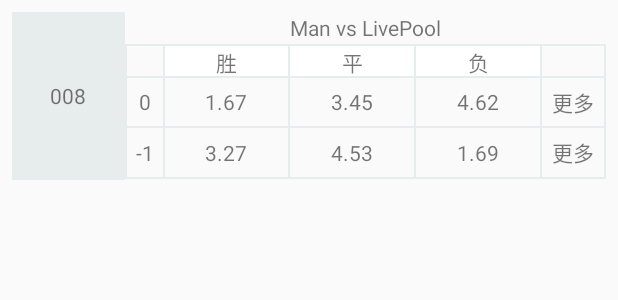
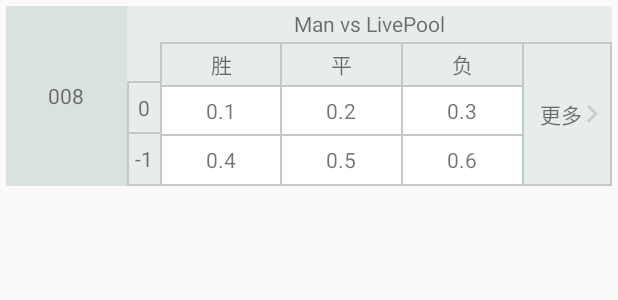
Before and after one commit to deyin/ApolloBet, an Android app: the layout list_item_match.xml on its own in the app's theme, with its tools: preview values and no code run, on a phone screen of 412 x 824 dp. Shown: the top 300 px of the screen. Run offline under Robolectric (Android 15) with nearby library versions, the phone set to English and light mode, and no system bars; network calls fail.

Commit message:
Refactor UI

```diff
--- a/app/src/main/java/dylan/io/apollobet/MainActivity.java
+++ b/app/src/main/java/dylan/io/apollobet/MainActivity.java
@@ -217,7 +217,8 @@ public class MainActivity extends AppCompatActivity
                     mAdapter.updateMatchParent(matchParents, true);
                 } else {
                     Log.i("updateMatchParent", "No odds updated since last update time: " + strLastUpdated);
-                    Toast.makeText(MainActivity.this, "No odds updated since " + strLastUpdated, Toast.LENGTH_SHORT).show();
+                    Toast.makeText(MainActivity.this, "暂时没有新的数据,上次更新时间:"
+                            + DateUtils.toString("HH:mm", lastUpdatedDate), Toast.LENGTH_SHORT).show();
                 }
 
             } catch (Exception e) {
@@ -279,7 +280,7 @@ public class MainActivity extends AppCompatActivity
         }
     }
 
-    private void onAutoSelectByHandicap(boolean checked) {
+    private void onAutoSelectByHandicap(boolean checked) { // TODO
         if (checked) {
 
         } else {
@@ -287,7 +288,7 @@ public class MainActivity extends AppCompatActivity
         }
     }
 
-    private void onAutoSelectByProfitAndLoss(boolean checked) {
+    private void onAutoSelectByProfitAndLoss(boolean checked) { // TODO
         if (checked) {
 
         } else {
@@ -300,17 +301,17 @@ public class MainActivity extends AppCompatActivity
         final Map<OddsType, Odds> oddsMap = match.getOddsMap();
         oddsMap.get(oddsType).setSelected(selected);
 
-        if(selected) {
+        if (selected) {
             selectedMatches.putIfAbsent(match.getId(), match);
-        } else if(selectedMatches.containsKey(match.getId()) && noneOfOddsSelected(oddsMap)){
-             selectedMatches.remove(match.getId());
+        } else if (selectedMatches.containsKey(match.getId()) && noneOfOddsSelected(oddsMap)) {
+            selectedMatches.remove(match.getId());
         }
     }
 
     private boolean noneOfOddsSelected(Map<OddsType, Odds> oddsMap) {
-        Collection<Odds> values = oddsMap.values();
-        for(Odds value : values) {
-            if(value.isSelected()) {
+        Collection<Odds> oddsList = oddsMap.values();
+        for (Odds odds : oddsList) {
+            if (odds.isSelected()) {
                 return false;
             }
         }
--- a/app/src/main/java/dylan/io/apollobet/adapters/MatchAdapter.java
+++ b/app/src/main/java/dylan/io/apollobet/adapters/MatchAdapter.java
@@ -8,6 +8,7 @@ import android.support.annotation.RawRes;
 import android.view.LayoutInflater;
 import android.view.View;
 import android.view.ViewGroup;
+import android.widget.ImageView;
 import android.widget.TextView;
 
 import com.bignerdranch.expandablerecyclerview.ChildViewHolder;
@@ -93,7 +94,6 @@ public class MatchAdapter extends ExpandableRecyclerAdapter<MatchParent, Match,
         TextView spreadLoseOdds;
 
         TextView more;
-        TextView spreadMore;
 
         public MatchChildViewHolder(@NonNull View itemView) {
             super(itemView);
@@ -105,13 +105,11 @@ public class MatchAdapter extends ExpandableRecyclerAdapter<MatchParent, Match,
             drawOdds = itemView.findViewById(R.id.tv_draw_odds);
             loseOdds = itemView.findViewById(R.id.tv_lose_odds);
 
-            more = itemView.findViewById(R.id.tv_none_spread_more_odds);
-
             spreadWinOdds = itemView.findViewById(R.id.tv_spread_win_odds);
             spreadDrawOdds = itemView.findViewById(R.id.tv_spread_draw_odds);
             spreadLoseOdds = itemView.findViewById(R.id.tv_spread_lose_odds);
 
-            spreadMore = itemView.findViewById(R.id.tv_spread_more_odds);
+            more = itemView.findViewById(R.id.tv_more_odds);
         }
 
         private final class OnOddsClickListener implements View.OnClickListener {
@@ -163,7 +161,7 @@ public class MatchAdapter extends ExpandableRecyclerAdapter<MatchParent, Match,
                     + "\n" + match.getLeagueShortName()
                     + "\n" + getDisplayTime(match));
             vs.setText(match.getHostTeamShortName() + match.getHostLeagueOrder()
-                    + "vs" + match.getAwayTeamShortName() + match.getAwayLeagueOrder());
+                    + " vs " + match.getAwayTeamShortName() + match.getAwayLeagueOrder());
 
             spread.setText(match.getSpread() > 0 ? String.format("+%d", match.getSpread()) : String.valueOf(match.getSpread()));
             spread.setBackgroundResource(match.getSpread() > 0 ?
--- /dev/null
+++ b/app/src/main/res/drawable/ic_keyboard_arrow_right.xml
@@ -0,0 +1,5 @@
+<vector android:height="24dp" android:tint="#C9CECF"
+    android:viewportHeight="24.0" android:viewportWidth="24.0"
+    android:width="24dp" xmlns:android="http://schemas.android.com/apk/res/android">
+    <path android:fillColor="#FF000000" android:pathData="M8.59,16.34l4.58,-4.59 -4.58,-4.59L10,5.75l6,6 -6,6z"/>
+</vector>
--- a/app/src/main/res/layout/list_item_match.xml
+++ b/app/src/main/res/layout/list_item_match.xml
@@ -3,220 +3,307 @@
     android:layout_width="match_parent"
     android:layout_height="128dp"
     android:orientation="horizontal"
-    android:padding="8dp"
+    android:padding="4dp"
     android:weightSum="1">
 
+    <!-- left match info -->
     <LinearLayout
+        android:id="@+id/left_layout"
         android:layout_width="0dp"
         android:layout_height="match_parent"
-        android:layout_weight="0.191">
+        android:layout_weight="0.2"
+        android:background="@color/colorMatchInfo">
 
         <TextView
             android:id="@+id/tv_match_info"
             android:layout_width="match_parent"
             android:layout_height="match_parent"
-            android:background="@color/colorMatchParent"
             android:gravity="center"
-            android:text="008" />
+            android:text="008"
+            android:textAlignment="center" />
 
     </LinearLayout>
+    <!-- //left match info -->
 
+    <!-- right vs and odds -->
     <LinearLayout
+        android:id="@+id/right_layout"
         android:layout_width="0dp"
         android:layout_height="match_parent"
-        android:layout_weight="0.809"
+        android:layout_weight="0.8"
+        android:background="@color/colorMatchParent"
         android:orientation="vertical"
         android:weightSum="1">
 
+        <!-- right top vs -->
         <LinearLayout
+            android:id="@+id/right_layout_top"
             android:layout_width="match_parent"
             android:layout_height="0dp"
-            android:layout_weight="0.191">
+            android:layout_weight="0.2">
 
             <TextView
                 android:id="@+id/tv_vs"
                 android:layout_width="match_parent"
                 android:layout_height="match_parent"
                 android:gravity="center"
-                android:text="Man vs LivePool" />
+                android:text="Man vs LivePool"
+                android:textAlignment="center" />
 
         </LinearLayout>
 
+        <!-- remaining left of spread, center of odds right of more -->
         <LinearLayout
+            android:id="@+id/right_layout_remaining"
             android:layout_width="match_parent"
             android:layout_height="0dp"
-            android:layout_weight="0.191">
+            android:layout_weight="0.8"
+            android:orientation="horizontal"
+            android:weightSum="1">
 
+            <!-- left of spread -->
             <TableLayout
-                android:layout_width="match_parent"
+                android:layout_width="0dp"
                 android:layout_height="match_parent"
+                android:layout_weight="0.07"
+                android:divider="@drawable/divider_vertical"
+                android:orientation="vertical"
+                android:showDividers="middle|end"
+                android:weightSum="1">
+
+                <TableRow
+                    android:layout_width="match_parent"
+                    android:layout_height="0dp"
+                    android:layout_weight="0.2"
+                    android:orientation="horizontal"
+                    android:weightSum="1">
+
+                    <TextView
+                        android:id="@+id/tv_placeholder"
+                        android:layout_width="0dp"
+                        android:layout_height="match_parent"
+                        android:layout_gravity="center"
+                        android:layout_weight="1"
+                        android:textAlignment="center" />
+
+                </TableRow>
+
+                <TableRow
+                    android:layout_width="match_parent"
+                    android:layout_height="0dp"
+                    android:layout_weight="0.4"
+                    android:divider="@drawable/divider_horizontal"
+                    android:orientation="horizontal"
+                    android:showDividers="beginning|middle"
+                    android:weightSum="1">
+
+                    <TextView
+                        android:id="@+id/tv_none_spread"
+                        android:layout_width="0dp"
+                        android:layout_height="match_parent"
+                        android:layout_gravity="center"
+                        android:layout_weight="1"
+                        android:gravity="center"
+                        android:text="0"
+                        android:textAlignment="center" />
+
+                </TableRow>
+
+                <TableRow
+                    android:layout_width="match_parent"
+                    android:layout_height="0dp"
+                    android:layout_weight="0.4"
+                    android:divider="@drawable/divider_horizontal"
+                    android:orientation="horizontal"
+                    android:showDividers="beginning|middle"
+                    android:weightSum="1">
+
+                    <TextView
+                        android:id="@+id/tv_spread"
+                        android:layout_width="0dp"
+                        android:layout_height="match_parent"
+                        android:layout_gravity="center"
+                        android:layout_weight="1"
+                        android:gravity="center"
+                        android:text="-1"
+                        android:textAlignment="center" />
+
+                </TableRow>
+            </TableLayout>
+            <!-- //left of spread -->
+
+            <!-- center odds -->
+            <TableLayout
+                android:layout_width="0dp"
+                android:layout_height="match_parent"
+                android:layout_weight="0.75"
                 android:divider="@drawable/divider_vertical"
                 android:orientation="vertical"
                 android:showDividers="middle|beginning|end"
-                android:weightSum="2">
+                android:weightSum="1">
 
-                <!-- 1 row, 5 columns WDL labels -->
+                <!--win/draw/lose label -->
+                <TableRow
+                    android:layout_width="0dp"
+                    android:layout_height="match_parent"
+                    android:layout_weight="0.2"
+                    android:divider="@drawable/divider_horizontal"
+                    android:orientation="horizontal"
+                    android:showDividers="beginning|middle|end"
+                    android:weightSum="9">
+
+                    <TextView
+                        android:layout_width="0dp"
+                        android:layout_height="match_parent"
+                        android:layout_gravity="center"
+                        android:layout_weight="3"
+                        android:gravity="center"
+                        android:text="@string/win"
+                        android:textAlignment="center" />
+
+                    <TextView
+                        android:layout_width="0dp"
+                        android:layout_height="match_parent"
+                        android:layout_gravity="center"
+                        android:layout_weight="3"
+                        android:gravity="center"
+                        android:text="@string/draw"
+                        android:textAlignment="center" />
+
+                    <TextView
+                        android:layout_width="0dp"
+                        android:layout_height="match_parent"
+                        android:layout_gravity="center"
+                        android:layout_weight="3"
+                        android:gravity="center"
+                        android:text="@string/lose"
+                        android:textAlignment="center" />
+                </TableRow>
+
+                <!--win/draw/lose odds -->
+                <TableRow
+                    android:layout_width="match_parent"
+                    android:layout_height="0dp"
+                    android:layout_weight="0.4"
+                    android:background="@color/colorOddNotSelected"
+                    android:divider="@drawable/divider_horizontal"
+                    android:orientation="horizontal"
+                    android:showDividers="beginning|middle|end"
+                    android:weightSum="9">
+
+                    <TextView
+                        android:id="@+id/tv_win_odds"
+                        android:layout_width="0dp"
+                        android:layout_height="match_parent"
+                        android:layout_gravity="center"
+                        android:layout_weight="3"
+                        android:gravity="center"
+                        android:text="0.1"
+                        android:textAlignment="center" />
+
+                    <TextView
+                        android:id="@+id/tv_draw_odds"
+                        android:layout_width="0dp"
+                        android:layout_height="match_parent"
+                        android:layout_gravity="center"
+                        android:layout_weight="3"
+                        android:gravity="center"
+                        android:text="0.2"
+                        android:textAlignment="center" />
+
+                    <TextView
+                        android:id="@+id/tv_lose_odds"
+                        android:layout_width="0dp"
+                        android:layout_height="match_parent"
+                        android:layout_gravity="center"
+                        android:layout_weight="3"
+                        android:gravity="center"
+                        android:text="0.3"
+                        android:textAlignment="center" />
+                </TableRow>
+
+                <!--spread win/draw/lose odds -->
+                <TableRow
+                    android:layout_width="match_parent"
+                    android:layout_height="0dp"
+                    android:layout_weight="0.4"
+                    android:background="@color/colorOddNotSelected"
+                    android:divider="@drawable/divider_horizontal"
+                    android:orientation="horizontal"
+                    android:showDividers="beginning|middle|end"
+                    android:weightSum="9">
+
+                    <TextView
+                        android:id="@+id/tv_spread_win_odds"
+                        android:layout_width="0dp"
+                        android:layout_height="match_parent"
+                        android:layout_gravity="center"
+                        android:layout_weight="3"
+                        android:gravity="center"
+                        android:text="0.4"
+                        android:textAlignment="center" />
+
+                    <TextView
+                        android:id="@+id/tv_spread_draw_odds"
+                        android:layout_width="0dp"
+                        android:layout_height="match_parent"
+                        android:layout_gravity="center"
+                        android:layout_weight="3"
+                        android:gravity="center"
+                        android:text="0.5"
+                        android:textAlignment="center" />
+
+                    <TextView
+                        android:id="@+id/tv_spread_lose_odds"
+                        android:layout_width="0dp"
+                        android:layout_height="match_parent"
+                        android:layout_gravity="center"
+                        android:layout_weight="3"
+                        android:gravity="center"
+                        android:text="0.6"
+                        android:textAlignment="center" />
+                </TableRow>
+            </TableLayout>
+            <!-- //center of odds -->
+
+            <!-- right of more -->
+            <TableLayout
+                android:layout_width="0dp"
+                android:layout_height="match_parent"
+                android:layout_weight="0.18"
+                android:divider="@drawable/divider_vertical"
+                android:orientation="vertical"
+                android:showDividers="middle|beginning|end"
+                android:weightSum="1">
+
                 <TableRow
                     android:layout_width="match_parent"
                     android:layout_height="0dp"
                     android:layout_weight="1"
                     android:divider="@drawable/divider_horizontal"
                     android:orientation="horizontal"
-                    android:showDividers="beginning|middle|end"
-                    android:weightSum="3.791">
-
-                    <View
-                        android:layout_width="0dp"
-                        android:layout_height="match_parent"
-                        android:layout_weight="0.291"/>
+                    android:showDividers="middle|end"
+                    android:weightSum="1">
 
                     <TextView
-                        android:layout_width="0dp"
+                        android:id="@+id/tv_more_odds"
+                        android:layout_width="match_parent"
                         android:layout_height="match_parent"
+                        android:layout_gravity="center"
                         android:layout_weight="1"
-                        android:background="@color/colorWin"
-                        android:gravity="center"
-                        android:text="@string/win" />
+                        android:drawablePadding="-16dp"
+                        android:drawableRight="@drawable/ic_keyboard_arrow_right"
+                        android:gravity="start|center_vertical"
+                        android:text="@string/more"
+                        android:textAlignment="center" />
 
-                    <TextView
-                        android:layout_width="0dp"
-                        android:layout_height="match_parent"
-                        android:layout_weight="1"
-                        android:background="@color/colorDraw"
-                        android:gravity="center"
-                        android:text="@string/draw" />
+                </TableRow>
 
-                    <TextView
-                        android:layout_width="0dp"
-                        android:layout_height="match_parent"
-                        android:layout_weight="1"
-                        android:background="@color/colorLose"
-                        android:gravity="center"
-                        android:text="@string/lose" />
-
-                    <View
-                        android:layout_width="0dp"
-                        android:layout_height="match_parent"
-                        android:layout_weight="0.5"/>
-                </TableRow>
             </TableLayout>
+            <!-- //right of more -->
 
         </LinearLayout>
-
-        <!-- 2 rows, 5 columns -->
-        <TableLayout
-            android:layout_width="match_parent"
-            android:layout_height="0dp"
-            android:layout_weight="0.618"
-            android:divider="@drawable/divider_vertical"
-            android:orientation="vertical"
-            android:showDividers="middle|beginning|end"
-            android:weightSum="2">
-
-            <!-- row 1 -->
-            <TableRow
-                android:layout_width="match_parent"
-                android:layout_height="0dp"
-                android:layout_weight="1"
-                android:divider="@drawable/divider_horizontal"
-                android:orientation="horizontal"
-                android:showDividers="beginning|middle|end"
-                android:weightSum="3.791">
-
-                <TextView
-                    android:id="@+id/tv_none_spread"
-                    android:layout_width="0dp"
-                    android:layout_height="match_parent"
-                    android:layout_weight="0.291"
-                    android:gravity="center"
-                    android:text="0" />
-
-                <TextView
-                    android:id="@+id/tv_win_odds"
-                    android:layout_width="0dp"
-                    android:layout_height="match_parent"
-                    android:layout_weight="1"
-                    android:gravity="center"
-                    android:text="1.67" />
-
-                <TextView
-                    android:id="@+id/tv_draw_odds"
-                    android:layout_width="0dp"
-                    android:layout_height="match_parent"
-                    android:layout_weight="1"
-                    android:gravity="center"
-                    android:text="3.45" />
-
-                <TextView
-                    android:id="@+id/tv_lose_odds"
-                    android:layout_width="0dp"
-                    android:layout_height="match_parent"
-                    android:layout_weight="1"
-                    android:gravity="center"
-                    android:text="4.62" />
-
-                <TextView
-                    android:id="@+id/tv_none_spread_more_odds"
-                    android:layout_width="0dp"
-                    android:layout_height="match_parent"
-                    android:layout_weight="0.5"
-                    android:gravity="center"
-                    android:text="@string/more" />
-            </TableRow>
-
-            <!-- row 2 -->
-            <TableRow
-                android:layout_width="match_parent"
-                android:layout_height="0dp"
-                android:layout_weight="1"
-                android:divider="@drawable/divider_horizontal"
-                android:orientation="horizontal"
-                android:showDividers="beginning|middle|end"
-                android:weightSum="3.791">
-
-                <TextView
-                    android:id="@+id/tv_spread"
-                    android:layout_width="0dp"
-                    android:layout_height="match_parent"
-                    android:layout_weight="0.291"
-                    android:gravity="center"
-                    android:text="-1" />
-
-                <TextView
-                    android:id="@+id/tv_spread_win_odds"
-                    android:layout_width="0dp"
-                    android:layout_height="match_parent"
-                    android:layout_weight="1"
-                    android:gravity="center"
-                    android:text="3.27" />
-
-                <TextView
-                    android:id="@+id/tv_spread_draw_odds"
-                    android:layout_width="0dp"
-                    android:layout_height="match_parent"
-                    android:layout_weight="1"
-                    android:gravity="center"
-                    android:text="4.53" />
-
-                <TextView
-                    android:id="@+id/tv_spread_lose_odds"
-                    android:layout_width="0dp"
-                    android:layout_height="match_parent"
-                    android:layout_weight="1"
-                    android:gravity="center"
-                    android:text="1.69" />
-
-                <TextView
-                    android:id="@+id/tv_spread_more_odds"
-                    android:layout_width="0dp"
-                    android:layout_height="match_parent"
-                    android:layout_weight="0.5"
-                    android:gravity="center"
-                    android:text="@string/more" />
-            </TableRow>
-
-        </TableLayout>
-
+        <!-- //remaining spread &odds &more -->
     </LinearLayout>
-
+    <!-- //right vs and odds -->
 </LinearLayout>
--- a/app/src/main/res/values/colors.xml
+++ b/app/src/main/res/values/colors.xml
@@ -5,20 +5,21 @@
     <color name="colorAccent">#FF4081</color>
 
 
+    <color name="colorMatchInfo">#dae1e1</color>
     <color name="colorMatchParent">#e7eded</color>
     <color name="colorArrow">#a0a5a6</color>
     <color name="colorWin">#ffffff</color>
     <color name="colorDraw">#ffffff</color>
     <color name="colorLose">#ffffff</color>
-    <color name="colorTableDivider">#e7eded</color>
+    <color name="colorTableDivider">#c3c9c9</color>
 
     <color name="colorPositiveSpread">#a2f484</color>
-    <color name="colorNegativeSpread">#efc5d7</color>
+    <color name="colorNegativeSpread">#fcac7b</color>
     <color name="colorSelectedMatchNotice">#a9a5a5</color>
     <color name="colorTextOfBtnConfirm">#ffffff</color>
     <color name="colorBtnClear">#717070</color>
     <color name="colorTextOfBtnClear">#ffffff</color>
     <color name="colorBottomOptions">#cacacf</color>
-    <color name="colorOddSelected">#f21023</color>
+    <color name="colorOddSelected">#f94c5b</color>
     <color name="colorOddNotSelected">#ffffff</color>
 </resources>
--- a/app/src/main/res/values/strings.xml
+++ b/app/src/main/res/values/strings.xml
@@ -9,5 +9,5 @@
     <string name="strAutoRefresh">自动刷新</string>
     <string name="strAutoSelectByOdds">根据赔率自选</string>
     <string name="strAutoSelectByHandicap">根据盘口自选</string>
-    <string name="strAutoSelectByProfitAndLoss">根据盈亏自择</string>
+    <string name="strAutoSelectByProfitAndLoss">根据盈亏自选</string>
 </resources>
```
